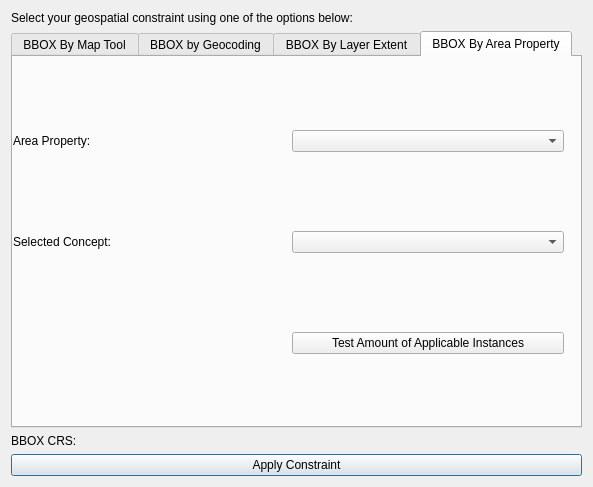
Qt form dialogs/ui/bboxdialog.ui (sparqlunicorn/sparqlunicornGoesGIS) before a commit.
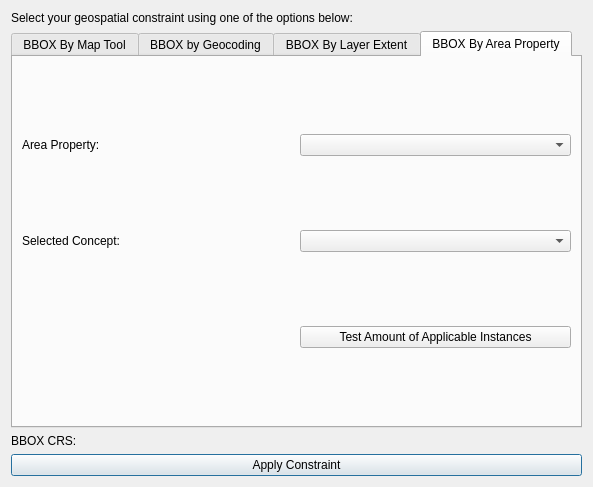
The same form after that commit. The open tabs and pages were chosen to show the change. Icons and pictures are not drawn. Custom widgets are drawn as their Qt base class.

What changed in the file:
```diff
--- a/dialogs/ui/bboxdialog.ui
+++ b/dialogs/ui/bboxdialog.ui
@@ -158,15 +158,6 @@
         <attribute name="title">
          <string>BBOX By Area Property</string>
         </attribute>
-        <widget class="QWidget" name="gridLayoutWidget">
-         <property name="geometry">
-          <rect>
-           <x>0</x>
-           <y>0</y>
-           <width>551</width>
-           <height>371</height>
-          </rect>
-         </property>
          <layout class="QGridLayout" name="gridLayout_6">
           <item row="0" column="1">
            <widget class="QComboBox" name="areaPropertyComboBox"/>
@@ -204,7 +195,6 @@
           </item>
          </layout>
         </widget>
-       </widget>
       </widget>
      </item>
      <item row="10" column="1" colspan="2">
```
